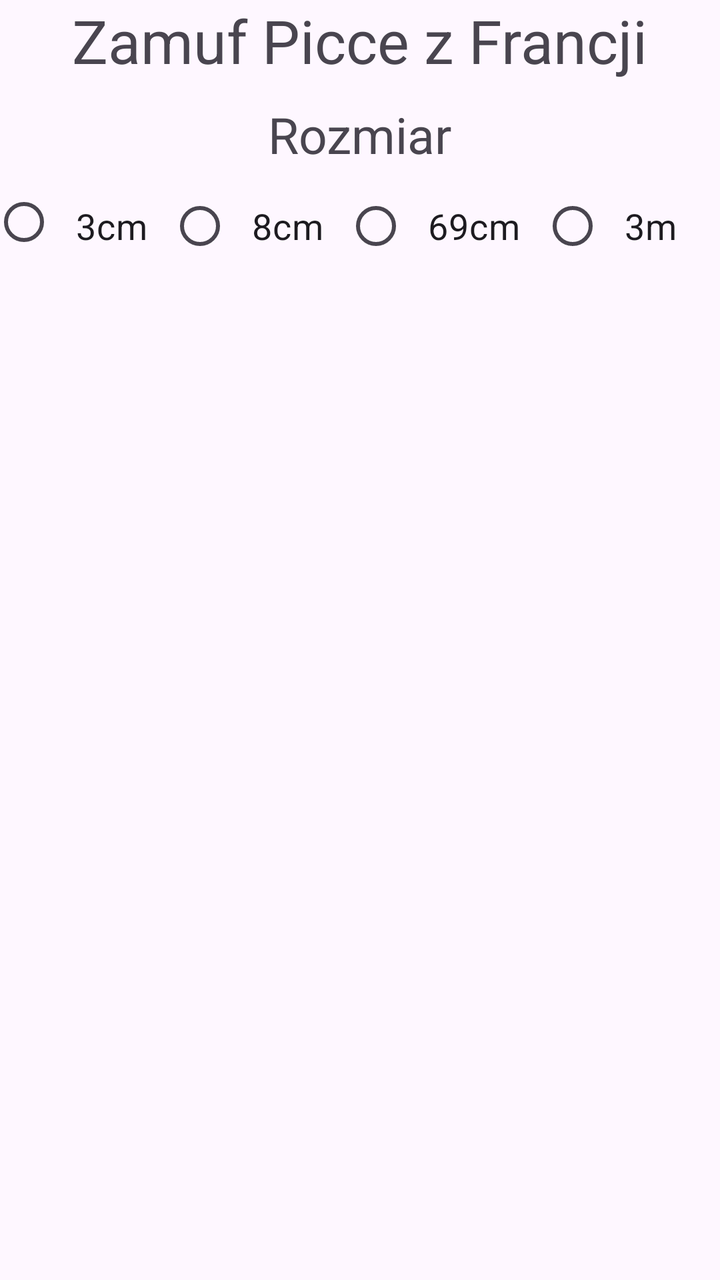
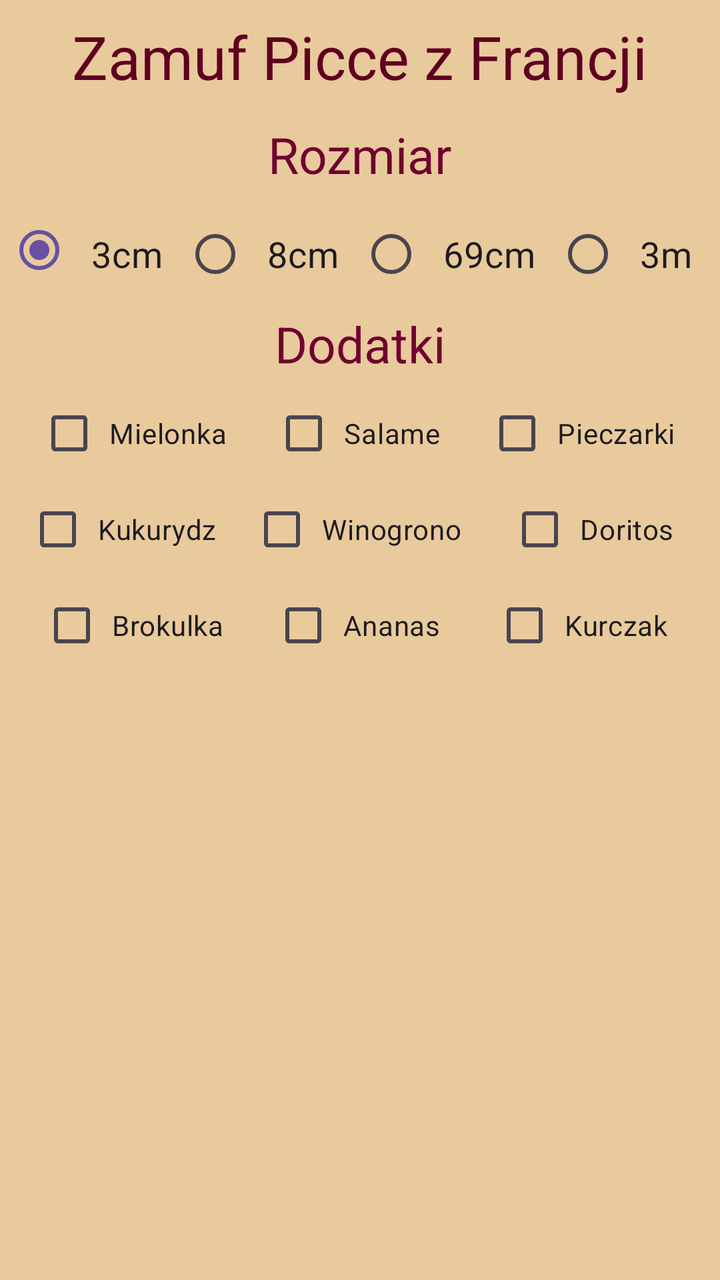

An Android layout rendered at two revisions. The XML below is the earlier revision; the diff shows what the commit changed to produce the second picture.
<!-- AndroidManifest.xml: application theme Theme.FormPizza -->
<!-- res/layout/activity_main.xml -->
<?xml version="1.0" encoding="utf-8"?>
<androidx.constraintlayout.widget.ConstraintLayout xmlns:android="http://schemas.android.com/apk/res/android"
    xmlns:app="http://schemas.android.com/apk/res-auto"
    xmlns:tools="http://schemas.android.com/tools"
    android:id="@+id/main"
    android:layout_width="match_parent"
    android:layout_height="match_parent"
    tools:context=".MainActivity">

    <TextView
        android:id="@+id/textView"
        android:layout_width="wrap_content"
        android:layout_height="wrap_content"
        android:text="Zamuf Picce z Francji"
        android:textSize="30sp"
        app:layout_constraintEnd_toEndOf="parent"
        app:layout_constraintStart_toStartOf="parent"
        app:layout_constraintTop_toTopOf="parent" />

    <TextView
        android:id="@+id/textView2"
        android:layout_width="wrap_content"
        android:layout_height="wrap_content"
        android:layout_marginTop="10dp"
        android:text="Rozmiar"
        android:textSize="25sp"
        app:layout_constraintEnd_toEndOf="parent"
        app:layout_constraintStart_toStartOf="parent"
        app:layout_constraintTop_toBottomOf="@+id/textView" />

    <RadioGroup
        android:layout_width="wrap_content"
        android:layout_height="wrap_content"
        android:layout_marginTop="5dp"
        android:orientation="horizontal"
        app:layout_constraintEnd_toEndOf="parent"
        app:layout_constraintStart_toStartOf="parent"
        app:layout_constraintTop_toBottomOf="@+id/textView2"
        android:layout_marginEnd="16dp">


        <RadioButton
            android:id="@+id/rozmiar3"
            android:layout_width="match_parent"
            android:layout_height="41dp"
            android:textSize="18sp"
            android:text="3cm"
            android:padding="10dp"/>

        <RadioButton
            android:id="@+id/rozmiar8"
            android:layout_width="wrap_content"
            android:layout_height="wrap_content"
            android:textSize="18sp"
            android:text="8cm"
            android:padding="10dp"/>

        <RadioButton
            android:id="@+id/rozmiar69"
            android:layout_width="wrap_content"
            android:layout_height="wrap_content"
            android:textSize="18sp"
            android:text="69cm"
            android:padding="10dp"/>

        <RadioButton
            android:id="@+id/rozmiarOstroznie"
            android:layout_width="wrap_content"
            android:layout_height="wrap_content"
            android:textSize="18sp"
            android:text="3m"
            android:padding="10dp"/>


    </RadioGroup>


</androidx.constraintlayout.widget.ConstraintLayout>
<!-- resources referenced by this layout -->
<resources>
  <style name="Theme.FormPizza" parent="Base.Theme.FormPizza" />
  <style name="Base.Theme.FormPizza" parent="Theme.Material3.DayNight.NoActionBar">
          
          
      </style>
</resources>

<!-- the commit's change to res/layout/activity_main.xml (unified diff, before → after) -->
@@ -5,7 +5,8 @@
     android:id="@+id/main"
     android:layout_width="match_parent"
     android:layout_height="match_parent"
-    tools:context=".MainActivity">
+    tools:context=".MainActivity"
+    android:background="#E9CA9C">
 
     <TextView
         android:id="@+id/textView"
@@ -15,20 +16,24 @@
         android:textSize="30sp"
         app:layout_constraintEnd_toEndOf="parent"
         app:layout_constraintStart_toStartOf="parent"
-        app:layout_constraintTop_toTopOf="parent" />
+        app:layout_constraintTop_toTopOf="parent"
+        android:padding="8dp"
+        android:textColor="#600020"/>
 
     <TextView
         android:id="@+id/textView2"
         android:layout_width="wrap_content"
         android:layout_height="wrap_content"
-        android:layout_marginTop="10dp"
+        android:padding="4dp"
         android:text="Rozmiar"
         android:textSize="25sp"
         app:layout_constraintEnd_toEndOf="parent"
         app:layout_constraintStart_toStartOf="parent"
-        app:layout_constraintTop_toBottomOf="@+id/textView" />
+        app:layout_constraintTop_toBottomOf="@+id/textView"
+        android:textColor="#700030"/>
 
     <RadioGroup
+        android:id="@+id/radioGroup"
         android:layout_width="wrap_content"
         android:layout_height="wrap_content"
         android:layout_marginTop="5dp"
@@ -36,43 +41,143 @@
         app:layout_constraintEnd_toEndOf="parent"
         app:layout_constraintStart_toStartOf="parent"
         app:layout_constraintTop_toBottomOf="@+id/textView2"
-        android:layout_marginEnd="16dp">
+        android:checkedButton="@id/rozmiar3">
 
 
         <RadioButton
             android:id="@+id/rozmiar3"
             android:layout_width="match_parent"
             android:layout_height="41dp"
-            android:textSize="18sp"
+            android:padding="10dp"
             android:text="3cm"
-            android:padding="10dp"/>
+            android:textSize="18sp" />
 
         <RadioButton
             android:id="@+id/rozmiar8"
             android:layout_width="wrap_content"
             android:layout_height="wrap_content"
-            android:textSize="18sp"
+            android:padding="10dp"
             android:text="8cm"
-            android:padding="10dp"/>
+            android:textSize="18sp" />
 
         <RadioButton
             android:id="@+id/rozmiar69"
             android:layout_width="wrap_content"
             android:layout_height="wrap_content"
-            android:textSize="18sp"
+            android:padding="10dp"
             android:text="69cm"
-            android:padding="10dp"/>
+            android:textSize="18sp" />
 
         <RadioButton
             android:id="@+id/rozmiarOstroznie"
             android:layout_width="wrap_content"
             android:layout_height="wrap_content"
-            android:textSize="18sp"
+            android:padding="10dp"
             android:text="3m"
-            android:padding="10dp"/>
+            android:textSize="18sp" />
+    </RadioGroup>
 
+    <TextView
+        android:id="@+id/textView3"
+        android:layout_width="wrap_content"
+        android:layout_height="wrap_content"
+        android:text="Dodatki"
+        app:layout_constraintEnd_toEndOf="parent"
+        app:layout_constraintStart_toStartOf="parent"
+        app:layout_constraintTop_toBottomOf="@+id/radioGroup"
+        android:padding="4dp"
+        android:textSize="25sp"
+        android:textColor="#700030"/>
 
-    </RadioGroup>
+    <CheckBox
+        android:id="@+id/salame"
+        android:layout_width="wrap_content"
+        android:layout_height="wrap_content"
+        android:text="Salame"
+        android:padding="4dp"
+        app:layout_constraintEnd_toEndOf="parent"
+        app:layout_constraintStart_toStartOf="parent"
+        app:layout_constraintTop_toBottomOf="@+id/textView3" />
+
+    <CheckBox
+        android:id="@+id/mielonka"
+        android:layout_width="wrap_content"
+        android:layout_height="wrap_content"
+        android:text="Mielonka"
+        android:padding="4dp"
+        app:layout_constraintEnd_toStartOf="@+id/salame"
+        app:layout_constraintStart_toStartOf="parent"
+        app:layout_constraintTop_toBottomOf="@+id/textView3" />
+
+    <CheckBox
+        android:id="@+id/pieczarka"
+        android:layout_width="wrap_content"
+        android:layout_height="wrap_content"
+        android:text="Pieczarki"
+        android:padding="4dp"
+        app:layout_constraintEnd_toEndOf="parent"
+        app:layout_constraintStart_toEndOf="@+id/salame"
+        app:layout_constraintTop_toBottomOf="@+id/textView3" />
+
+    <CheckBox
+        android:id="@+id/winogron"
+        android:layout_width="wrap_content"
+        android:layout_height="wrap_content"
+        android:text="Winogrono"
+        android:padding="4dp"
+        app:layout_constraintEnd_toEndOf="parent"
+        app:layout_constraintStart_toStartOf="parent"
+        app:layout_constraintTop_toBottomOf="@+id/salame" />
+
+    <CheckBox
+        android:id="@+id/kukurydza"
+        android:layout_width="wrap_content"
+        android:layout_height="wrap_content"
+        android:text="Kukurydz"
+        android:padding="4dp"
+        app:layout_constraintEnd_toStartOf="@+id/winogron"
+        app:layout_constraintStart_toStartOf="parent"
+        app:layout_constraintTop_toBottomOf="@+id/mielonka" />
+
+    <CheckBox
+        android:id="@+id/doritos"
+        android:layout_width="wrap_content"
+        android:layout_height="wrap_content"
+        android:text="Doritos"
+        android:padding="4dp"
+        app:layout_constraintEnd_toEndOf="parent"
+        app:layout_constraintStart_toEndOf="@+id/winogron"
+        app:layout_constraintTop_toBottomOf="@+id/pieczarka" />
+
+    <CheckBox
+        android:id="@+id/ananas"
+        android:layout_width="wrap_content"
+        android:layout_height="wrap_content"
+        android:text="Ananas"
+        android:padding="4dp"
+        app:layout_constraintEnd_toEndOf="parent"
+        app:layout_constraintStart_toStartOf="parent"
+        app:layout_constraintTop_toBottomOf="@+id/winogron" />
+
+    <CheckBox
+        android:id="@+id/kurczak"
+        android:layout_width="wrap_content"
+        android:layout_height="wrap_content"
+        android:text="Kurczak"
+        android:padding="4dp"
+        app:layout_constraintEnd_toEndOf="parent"
+        app:layout_constraintStart_toEndOf="@+id/ananas"
+        app:layout_constraintTop_toBottomOf="@+id/doritos" />
+
+    <CheckBox
+        android:id="@+id/brokul"
+        android:layout_width="wrap_content"
+        android:layout_height="wrap_content"
+        android:text="Brokulka"
+        android:padding="4dp"
+        app:layout_constraintEnd_toStartOf="@+id/ananas"
+        app:layout_constraintStart_toStartOf="parent"
+        app:layout_constraintTop_toBottomOf="@+id/kukurydza" />
 
 
 </androidx.constraintlayout.widget.ConstraintLayout>
